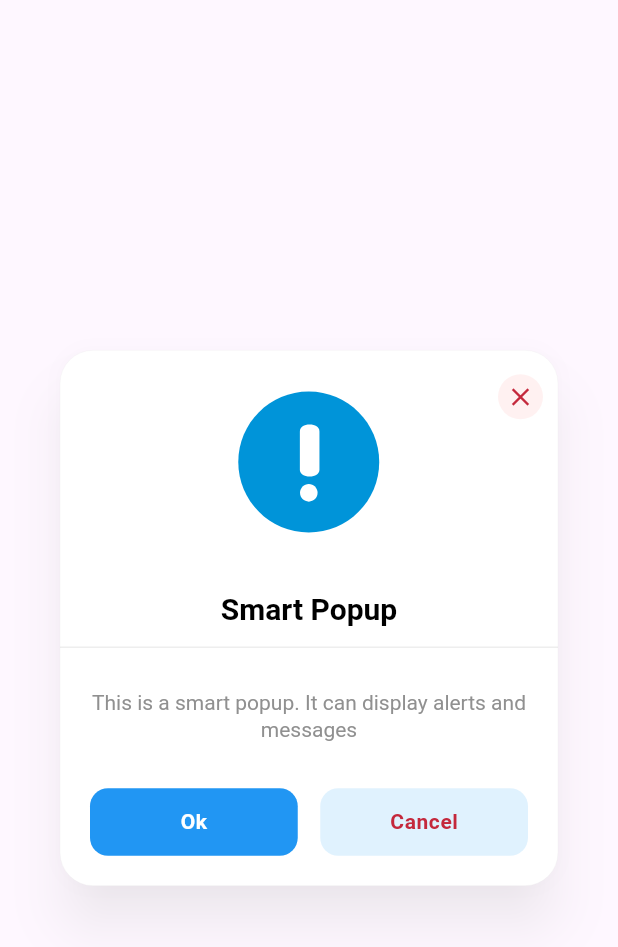
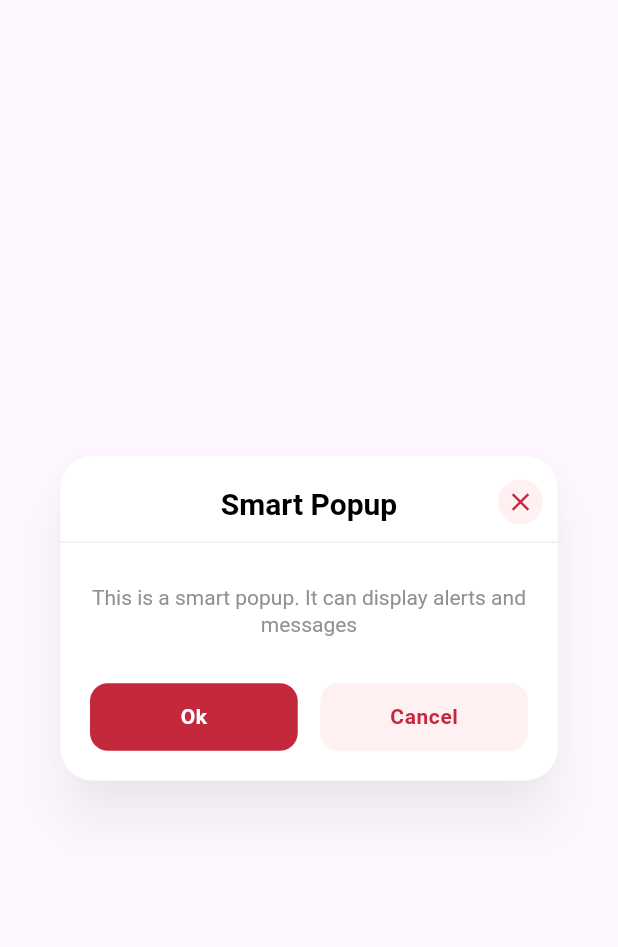
Before and after one commit to fazil-kp/smart_popup, a Flutter app: the SmartPopup widget shown alone on an empty page, opened directly, on a phone screen of 412 x 824 dp. Shown: the top 947 px of the screen. Run offline on Flutter 3.47's test engine with Material 3 defaults, Android fonts, the phone set to English and light mode, and no system bars; drawn by our look-alikes of flutter_animate; our stand-ins replace flutter_hooks, lottie, video_player; missing offline and left inert: flutter_timer_countdown.

Commit message:
update main.dart, smart_popup.dart and helper.dart

```diff
--- a/example/lib/main.dart
+++ b/example/lib/main.dart
@@ -46,7 +46,7 @@ class SmartPopupExample extends StatelessWidget {
                   secondaryButtonTap: () {
                     Navigator.of(context).pop();
                   },
-                  popType: PopType.info,
+                  // popType: PopType.info,
                   // openDuration: Duration(seconds: 2),
                   // showButtons: false,
                   // timerDelay: 5,
--- a/lib/smart_popup.dart
+++ b/lib/smart_popup.dart
@@ -243,7 +243,9 @@ class SmartPopup extends HookWidget {
                                   height: 45,
                                   text: secondaryButtonText ?? "No",
                                   color: LottieAssetHelper.getSecondaryButtonColor(popType, secondaryButtonColor),
-                                  textColor: secondaryButtonTextColor ?? const Color(0xFFC4283C),
+
+                                  // textColor: secondaryButtonTextColor ?? const Color(0xFFC4283C),
+                                  textColor: LottieAssetHelper.getSecondaryButtonTextColor(popType, secondaryButtonTextColor),
                                   border: const Border(),
                                   fontWeight: buttonsFontWeight ?? FontWeight.w600,
                                   textSize: buttonsFontSize ?? 14,
--- a/lib/src/helper.dart
+++ b/lib/src/helper.dart
@@ -87,13 +87,13 @@ class LottieAssetHelper {
       case PopType.error:
         return defaultColor ?? Colors.black;
       case PopType.info:
-        return defaultColor ?? Colors.black;
+        return defaultColor ?? Colors.blue;
       case PopType.delay:
         return defaultColor ?? Colors.black;
       case PopType.loading:
         return defaultColor ?? Colors.black;
       default:
-        return defaultColor ?? Colors.white;
+        return defaultColor ?? const Color(0xFFC4283C);
     }
   }
 }
```
